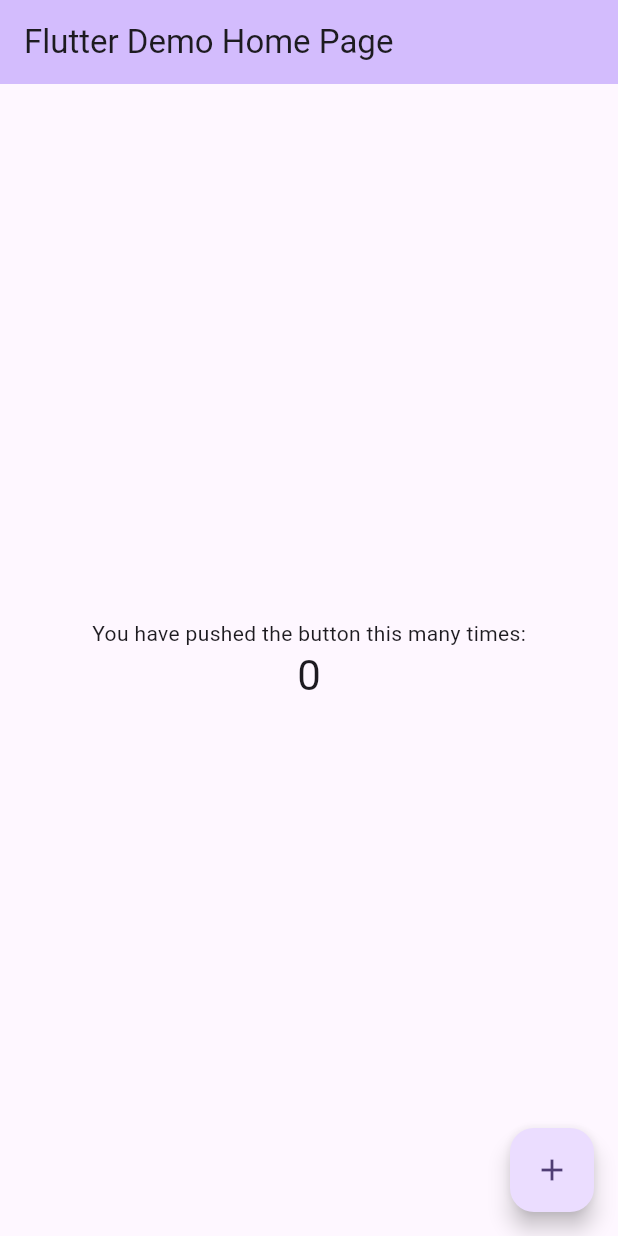
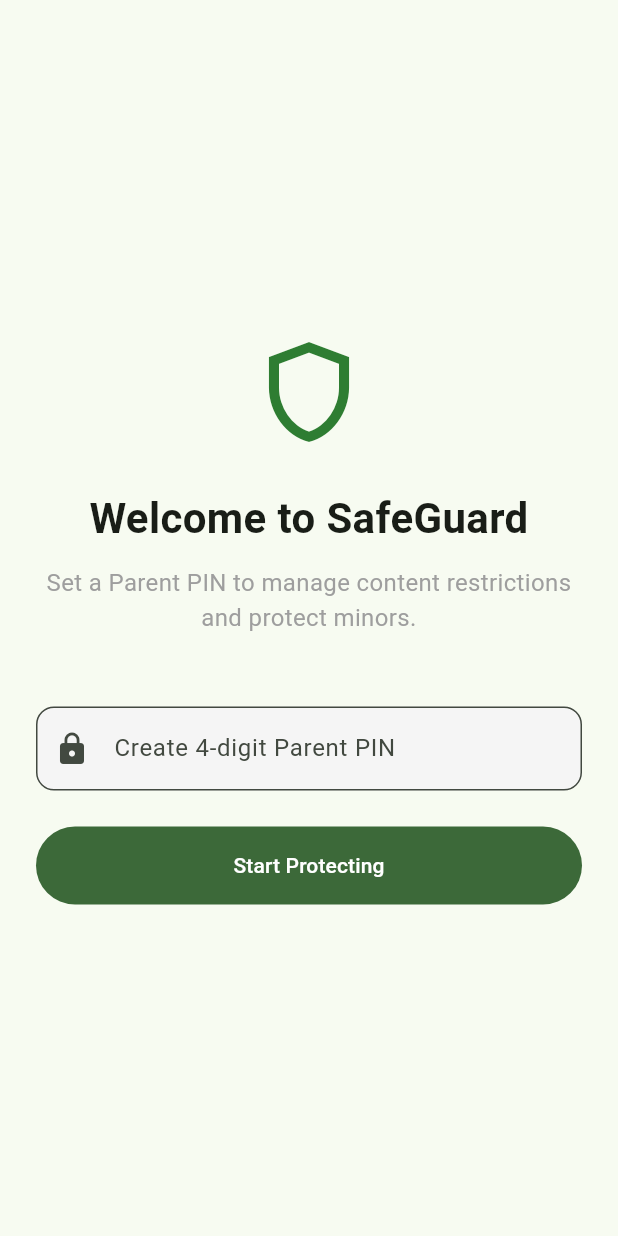
Before and after one commit to could-ai/019ae708-57d7-797a-97ce-c7d20ad7d35b, a Flutter app: the screen it shows after launch, on a phone screen of 412 x 824 dp. Run offline on Flutter 3.47's test engine with Material 3 defaults, Android fonts, the phone set to English and light mode, and no system bars.

Commit message:
Replaced main.dart to set up the Parental Control App structure with routes for Setup, Dashboard, Simulation, and Lock screens. Applied a security-themed color scheme.; Created SetupScreen for the initial parent onboarding flow, allowing them to set a master PIN.; Created DashboardScreen where parents can configure the alphanumeric code, toggle protection status, and launch the simulation mode.; Created FakeWhatsAppScreen to simulate the child's experience. It mimics the WhatsApp UI and triggers the lock screen when the 'Updates/Channels' tab is selected if protection is enabled.; Created LockScreen which appears when restricted content is accessed. It requires the correct alphanumeric code to dismiss.

```diff
--- a/usr/lib/main.dart
+++ b/usr/lib/main.dart
@@ -1,123 +1,46 @@
 import 'package:flutter/material.dart';
+import 'screens/setup_screen.dart';
+import 'screens/dashboard_screen.dart';
+import 'screens/fake_whatsapp_screen.dart';
+import 'screens/lock_screen.dart';
 
 void main() {
-  runApp(const MyApp());
+  runApp(const ParentalControlApp());
 }
 
-class MyApp extends StatelessWidget {
-  const MyApp({super.key});
+class ParentalControlApp extends StatelessWidget {
+  const ParentalControlApp({super.key});
 
-  // This widget is the root of your application.
   @override
   Widget build(BuildContext context) {
     return MaterialApp(
-      title: 'Flutter Demo',
+      title: 'SafeGuard: Channel Blocker',
       debugShowCheckedModeBanner: false,
       theme: ThemeData(
-        // This is the theme of your application.
-        //
-        // TRY THIS: Try running your application with "flutter run". You'll see
-        // the application has a purple toolbar. Then, without quitting the app,
-        // try changing the seedColor in the colorScheme below to Colors.green
-        // and then invoke "hot reload" (save your changes or press the "hot
-        // reload" button in a Flutter-supported IDE, or press "r" if you used
-        // the command line to start the app).
-        //
-        // Notice that the counter didn't reset back to zero; the application
-        // state is not lost during the reload. To reset the state, use hot
-        // restart instead.
-        //
-        // This works for code too, not just values: Most code changes can be
-        // tested with just a hot reload.
-        colorScheme: ColorScheme.fromSeed(seedColor: Colors.deepPurple),
+        colorScheme: ColorScheme.fromSeed(
+          seedColor: const Color(0xFF2E7D32), // WhatsApp-like Green / Security Green
+          secondary: const Color(0xFF128C7E),
+        ),
+        useMaterial3: true,
+        appBarTheme: const AppBarTheme(
+          centerTitle: true,
+          elevation: 0,
+        ),
+        inputDecorationTheme: InputDecorationTheme(
+          border: OutlineInputBorder(
+            borderRadius: BorderRadius.circular(12),
+          ),
+          filled: true,
+          fillColor: Colors.grey.shade100,
+        ),
       ),
       initialRoute: '/',
       routes: {
-        '/': (context) => const MyHomePage(title: 'Flutter Demo Home Page'),
+        '/': (context) => const SetupScreen(),
+        '/dashboard': (context) => const DashboardScreen(),
+        '/simulation': (context) => const FakeWhatsAppScreen(),
+        '/lock': (context) => const LockScreen(),
       },
     );
   }
 }
-
-class MyHomePage extends StatefulWidget {
-  const MyHomePage({super.key, required this.title});
-
-  // This widget is the home page of your application. It is stateful, meaning
-  // that it has a State object (defined below) that contains fields that affect
-  // how it looks.
-
-  // This class is the configuration for the state. It holds the values (in this
-  // case the title) provided by the parent (in this case the App widget) and
-  // used by the build method of the State. Fields in a Widget subclass are
-  // always marked "final".
-
-  final String title;
-
-  @override
-  State<MyHomePage> createState() => _MyHomePageState();
-}
-
-class _MyHomePageState extends State<MyHomePage> {
-  int _counter = 0;
-
-  void _incrementCounter() {
-    setState(() {
-      // This call to setState tells the Flutter framework that something has
-      // changed in this State, which causes it to rerun the build method below
-      // so that the display can reflect the updated values. If we changed
-      // _counter without calling setState(), then the build method would not be
-      // called again, and so nothing would appear to happen.
-      _counter++;
-    });
-  }
-
-  @override
-  Widget build(BuildContext context) {
-    // This method is rerun every time setState is called, for instance as done
-    // by the _incrementCounter method above.
-    //
-    // The Flutter framework has been optimized to make rerunning build methods
-    // fast, so that you can just rebuild anything that needs updating rather
-    // than having to individually change instances of widgets.
-    return Scaffold(
-      appBar: AppBar(
-        // TRY THIS: Try changing the color here to a specific color (to
-        // Colors.amber, perhaps?) and trigger a hot reload to see the AppBar
-        // change color while the other colors stay the same.
-        backgroundColor: Theme.of(context).colorScheme.inversePrimary,
-        // Here we take the value from the MyHomePage object that was created by
-        // the App.build method, and use it to set our appbar title.
-        title: Text(widget.title),
-      ),
-      body: Center(
-        // Center is a layout widget. It takes a single child and positions it
-        // in the middle of the parent.
-        child: Column(
-          // Column is also a layout widget. It takes a list of children and
-          // arranges them vertically. By default, it sizes itself to fit its
-          // children horizontally, and tries to be as tall as its parent.
-          //
-          // Column has various properties to control how it sizes itself and
-          // how it positions its children. Here we use mainAxisAlignment to
-          // center the children vertically; the main axis here is the vertical
-          // axis because Columns are vertical (the cross axis would be
-          // horizontal).
-          //
-          // TRY THIS: Invoke "debug painting" (choose the "Toggle Debug Paint"
-          // action in the IDE, or press "p" in the console), to see the
-          // wireframe for each widget.
-          mainAxisAlignment: MainAxisAlignment.center,
-          children: <Widget>[
-            const Text('You have pushed the button this many times:'),
-            Text('$_counter', style: Theme.of(context).textTheme.headlineMedium),
-          ],
-        ),
-      ),
-      floatingActionButton: FloatingActionButton(
-        onPressed: _incrementCounter,
-        tooltip: 'Increment',
-        child: const Icon(Icons.add),
-      ), // This trailing comma makes auto-formatting nicer for build methods.
-    );
-  }
-}
--- /dev/null
+++ b/usr/lib/screens/setup_screen.dart
@@ -0,0 +1,86 @@
+import 'package:flutter/material.dart';
+
+class SetupScreen extends StatefulWidget {
+  const SetupScreen({super.key});
+
+  @override
+  State<SetupScreen> createState() => _SetupScreenState();
+}
+
+class _SetupScreenState extends State<SetupScreen> {
+  final _pinController = TextEditingController();
+  final _formKey = GlobalKey<FormState>();
+
+  void _completeSetup() {
+    if (_formKey.currentState!.validate()) {
+      // In a real app, save this PIN securely
+      Navigator.pushReplacementNamed(context, '/dashboard');
+    }
+  }
+
+  @override
+  Widget build(BuildContext context) {
+    return Scaffold(
+      body: SafeArea(
+        child: Padding(
+          padding: const EdgeInsets.all(24.0),
+          child: Form(
+            key: _formKey,
+            child: Column(
+              mainAxisAlignment: MainAxisAlignment.center,
+              crossAxisAlignment: CrossAxisAlignment.stretch,
+              children: [
+                const Icon(
+                  Icons.shield_outlined,
+                  size: 80,
+                  color: Color(0xFF2E7D32),
+                ),
+                const SizedBox(height: 24),
+                const Text(
+                  'Welcome to SafeGuard',
+                  textAlign: TextAlign.center,
+                  style: TextStyle(
+                    fontSize: 28,
+                    fontWeight: FontWeight.bold,
+                  ),
+                ),
+                const SizedBox(height: 12),
+                const Text(
+                  'Set a Parent PIN to manage content restrictions and protect minors.',
+                  textAlign: TextAlign.center,
+                  style: TextStyle(color: Colors.grey, fontSize: 16),
+                ),
+                const SizedBox(height: 48),
+                TextFormField(
+                  controller: _pinController,
+                  keyboardType: TextInputType.number,
+                  obscureText: true,
+                  maxLength: 4,
+                  decoration: const InputDecoration(
+                    labelText: 'Create 4-digit Parent PIN',
+                    prefixIcon: Icon(Icons.lock),
+                    counterText: "",
+                  ),
+                  validator: (value) {
+                    if (value == null || value.length != 4) {
+                      return 'Please enter a 4-digit PIN';
+                    }
+                    return null;
+                  },
+                ),
+                const SizedBox(height: 24),
+                FilledButton(
+                  onPressed: _completeSetup,
+                  style: FilledButton.styleFrom(
+                    padding: const EdgeInsets.symmetric(vertical: 16),
+                  ),
+                  child: const Text('Start Protecting'),
+                ),
+              ],
+            ),
+          ),
+        ),
+      ),
+    );
+  }
+}
```
Also changed, not shown: usr/lib/screens/dashboard_screen.dart (added, +205 -0 lines), usr/lib/screens/fake_whatsapp_screen.dart (added, +155 -0 lines), usr/lib/screens/lock_screen.dart (added, +113 -0 lines).
